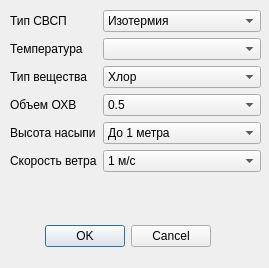
Old version of the form inputparamsdialog.ui in the repository distivi/toxic_map_niko.
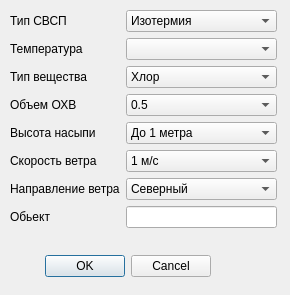
New version of the form.

Patch:
```diff
--- a/inputparamsdialog.ui
+++ b/inputparamsdialog.ui
@@ -6,8 +6,8 @@
    <rect>
     <x>0</x>
     <y>0</y>
-    <width>269</width>
-    <height>268</height>
+    <width>290</width>
+    <height>295</height>
    </rect>
   </property>
   <property name="windowTitle">
@@ -17,7 +17,7 @@
    <property name="geometry">
     <rect>
      <x>30</x>
-     <y>220</y>
+     <y>250</y>
      <width>181</width>
      <height>32</height>
     </rect>
@@ -34,8 +34,8 @@
     <rect>
      <x>10</x>
      <y>10</y>
-     <width>251</width>
-     <height>170</height>
+     <width>267</width>
+     <height>231</height>
     </rect>
    </property>
    <layout class="QFormLayout" name="formLayout">
@@ -225,6 +225,50 @@
       </item>
      </widget>
     </item>
+    <item row="6" column="0">
+     <widget class="QLabel" name="label_7">
+      <property name="text">
+       <string>Направление ветра</string>
+      </property>
+     </widget>
+    </item>
+    <item row="6" column="1">
+     <widget class="QComboBox" name="comboBox_7">
+      <item>
+       <property name="text">
+        <string>Северный</string>
+       </property>
+      </item>
+      <item>
+       <property name="text">
+        <string>Восточный</string>
+       </property>
+      </item>
+      <item>
+       <property name="text">
+        <string>Южный</string>
+       </property>
+      </item>
+      <item>
+       <property name="text">
+        <string>Западный</string>
+       </property>
+      </item>
+     </widget>
+    </item>
+    <item row="7" column="0">
+     <widget class="QLabel" name="label_8">
+      <property name="toolTip">
+       <string>&lt;html&gt;&lt;head/&gt;&lt;body&gt;&lt;p&gt;Название обьекта&lt;/p&gt;&lt;/body&gt;&lt;/html&gt;</string>
+      </property>
+      <property name="text">
+       <string>Обьект</string>
+      </property>
+     </widget>
+    </item>
+    <item row="7" column="1">
+     <widget class="QLineEdit" name="lineEdit"/>
+    </item>
    </layout>
   </widget>
  </widget>
```
